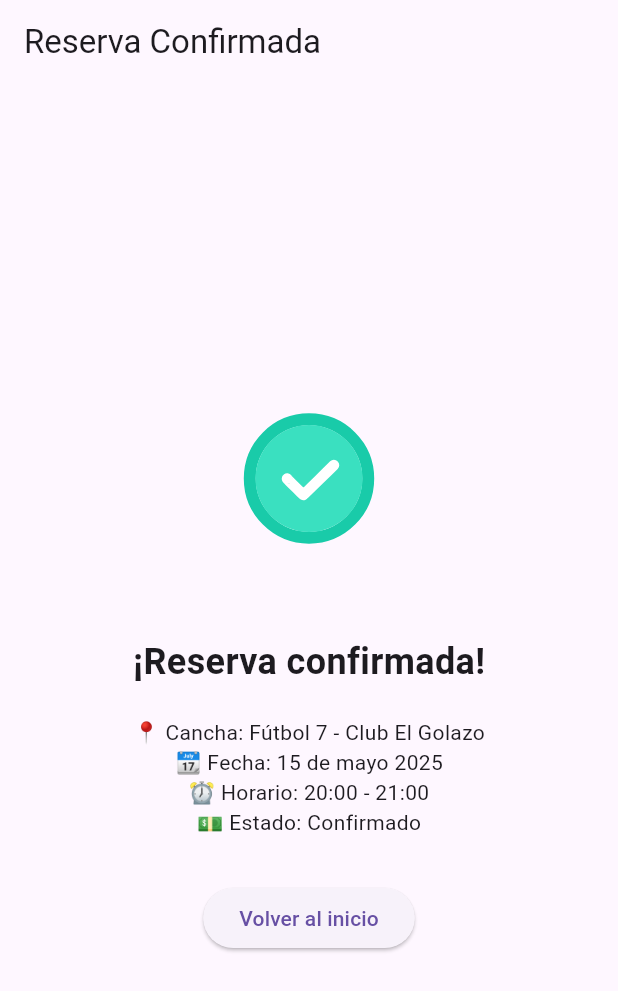
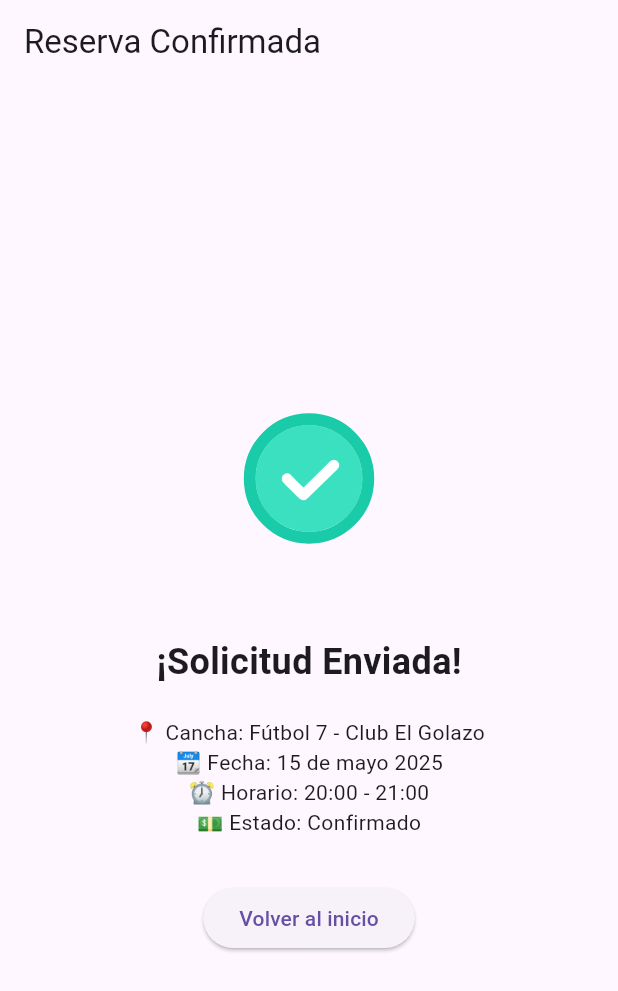
Before and after one commit to Rodrigomdiaz92/FutApp_Flutter, a Flutter app: the ConfirmacionReservaScreen screen opened directly, on a phone screen of 412 x 824 dp. Shown: the top 991 px of the screen. Run offline on Flutter 3.47's test engine with Material 3 defaults, Android fonts, the phone set to English and light mode, and no system bars; our stand-ins replace lottie.

Commit message:
navegacion de prueba

```diff
--- a/lib/ConfirmacionReservaScreen.dart
+++ b/lib/ConfirmacionReservaScreen.dart
@@ -25,7 +25,7 @@ class ConfirmacionReservaScreen extends StatelessWidget {
               ),
               const SizedBox(height: 30),
               const Text(
-                "¡Reserva confirmada!",
+                "¡Solicitud Enviada!",
                 style: TextStyle(fontSize: 24, fontWeight: FontWeight.bold),
               ),
               const SizedBox(height: 20),
--- a/lib/SolicitudFormScreen.dart
+++ b/lib/SolicitudFormScreen.dart
@@ -119,7 +119,11 @@ class SolicitudFormScreenState extends State<SolicitudFormScreen> {
               ),
               SizedBox(height: 24),
               ElevatedButton(
-                onPressed: _enviarFormulario,
+                onPressed: //_enviarFormulario,
+                () {
+                  //Navigator.pushNamed(context, SeleccionHorarioScreen(cancha: cancha));
+                  Navigator.pushNamed(context, '/confirmacion');
+                },
                 child: Text('Enviar solicitud'),
               ),
             ],
--- a/lib/SplashIntroScreen.dart
+++ b/lib/SplashIntroScreen.dart
@@ -44,14 +44,14 @@ class _SplashIntroScreenState extends State<SplashIntroScreen> {
             if (_animacionTerminada) ...[
               ElevatedButton(
                 onPressed: () {
-                  Navigator.pushNamed(context, '/login');
+                  Navigator.pushReplacementNamed(context, '/login');
                 },
                 child: const Text('Iniciar sesión'),
               ),
               const SizedBox(height: 10),
               TextButton(
                 onPressed: () {
-                  Navigator.pushNamed(context, '/home');
+                  Navigator.pushReplacementNamed(context, '/home');
                 },
                 child: const Text('Omitir'),
               ),
--- a/lib/detail.dart
+++ b/lib/detail.dart
@@ -30,8 +30,9 @@ class CanchaCardScreen extends StatelessWidget {
               child: ElevatedButton(
                 onPressed: () {
                   //Navigator.pushNamed(context, SeleccionHorarioScreen(cancha: cancha));
+                  Navigator.pushNamed(context, '/solicitud');
                 },
-                child: Text("Seleccionar día y horario"),
+                child: Text("Consultar disponibilidad"),
               ),
             ),
           ],
--- a/lib/login.dart
+++ b/lib/login.dart
@@ -77,6 +77,7 @@ class LoginScreen extends StatelessWidget {
               onPressed: () {
                 // Acción futura: entrar sin loguearse
                 print("Login omitido");
+                Navigator.pushReplacementNamed(context, '/home');
               },
             ),
           ),
```
Also changed, not shown: lib/main.dart (+21 -5 lines).
